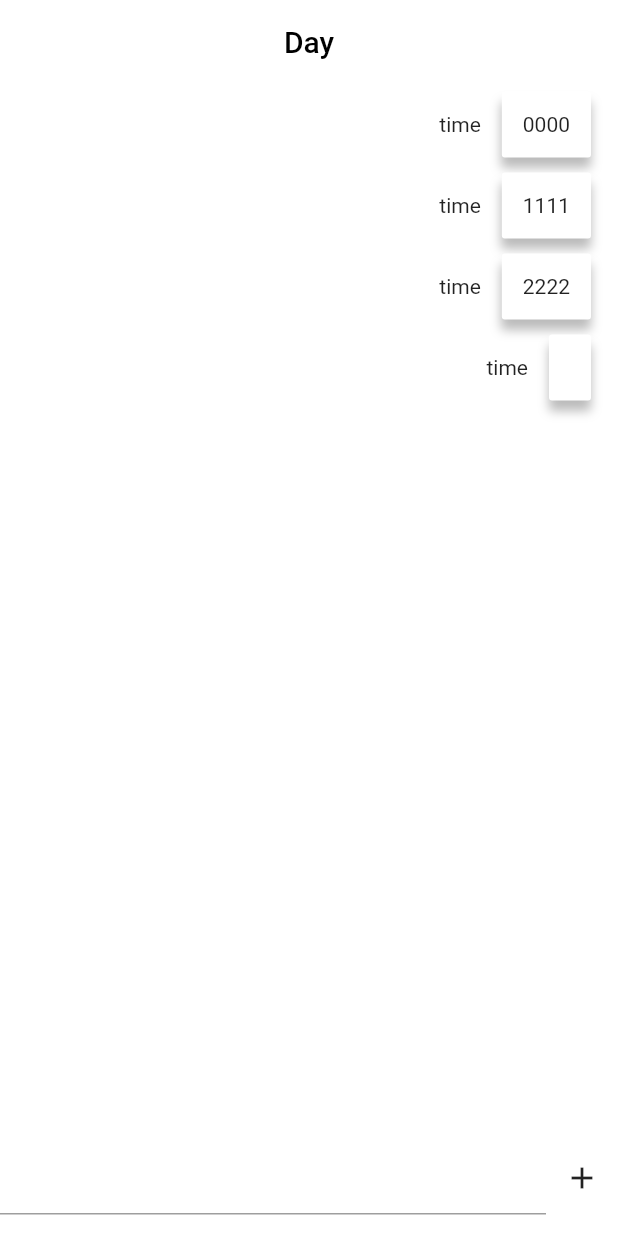
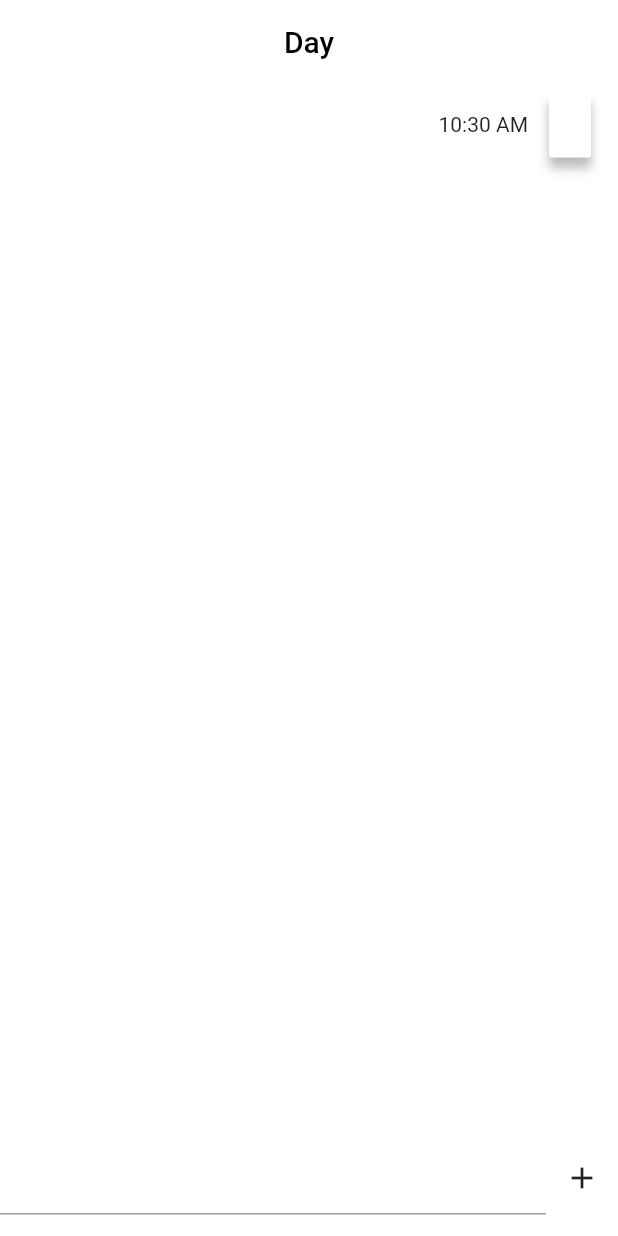
Before and after one commit to dc143cDev/memotile, a Flutter app: the screen it shows after launch, after a tap on the "add" icon, on a phone screen of 412 x 824 dp. Run offline on Flutter 3.47's test engine with Material 2 defaults, Android fonts, the phone set to English and light mode, and no system bars; our stand-ins replace get.

Commit message:
current time

```diff
--- a/lib/app/global/memo_tile.dart
+++ b/lib/app/global/memo_tile.dart
@@ -1,9 +1,10 @@
 import 'package:flutter/material.dart';
 
 class MemoTile extends StatelessWidget {
-  const MemoTile({Key? key, this.text}) : super(key: key);
+  const MemoTile({Key? key, this.text, this.date}) : super(key: key);
 
   final String? text;
+  final String? date;
 
   @override
   Widget build(BuildContext context) {
@@ -15,7 +16,7 @@ class MemoTile extends StatelessWidget {
           Flexible(
             child: Padding(
               padding: const EdgeInsets.all(14.0),
-              child: Text('time'),
+              child: Text(date!),
             ),
           ),
           Flexible(
--- a/lib/app/modules/home/controllers/home_controller.dart
+++ b/lib/app/modules/home/controllers/home_controller.dart
@@ -1,10 +1,21 @@
 import 'package:flutter/cupertino.dart';
 import 'package:get/get.dart';
+import 'package:intl/intl.dart';
 
 class HomeController extends GetxController {
-  RxList<String> list = ['0000', '1111', '2222'].obs;
+  RxList MemoList = [].obs;
+  RxList DateList = [].obs;
+  RxString CurrentDate = ''.obs;
 
   TextEditingController memoController = TextEditingController();
+
+  getCurrentDate() {
+    CurrentDate.value = DateFormat("hh:mm a").format(DateTime.now());
+    DateList.add(CurrentDate.value);
+
+    print(DateList.value.toString());
+    print(CurrentDate.value);
+  }
 
   @override
   void onInit() {
--- a/lib/app/modules/home/views/home_view.dart
+++ b/lib/app/modules/home/views/home_view.dart
@@ -28,10 +28,12 @@ class HomeView extends GetView<HomeController> {
               child: Obx(
                 () => Container(
                   child: ListView.builder(
-                    itemCount: controller.list.length,
+                    itemCount: controller.MemoList.length,
                     itemBuilder: (BuildContext b, int index) {
                       return MemoTile(
-                        text: controller.list[index],
+                        text: controller.MemoList[index],
+                        date: controller.DateList[index],
+                        // date: controller.DateList[index],
                       );
                     },
                   ),
@@ -50,8 +52,9 @@ class HomeView extends GetView<HomeController> {
                     ),
                     IconButton(
                       onPressed: () {
-                        controller.list
-                            .add(controller.memoController.value.text);
+                        controller.MemoList.add(
+                            controller.memoController.value.text);
+                        controller.getCurrentDate();
                       },
                       icon: Icon(Icons.add),
                     ),
--- a/pubspec.yaml
+++ b/pubspec.yaml
@@ -8,6 +8,7 @@ environment:
 dependencies:
   cupertino_icons: ^1.0.2
   get: 4.6.5
+  intl:
   flutter:
     sdk: flutter
 
```
Also changed, not shown: pubspec.lock.
